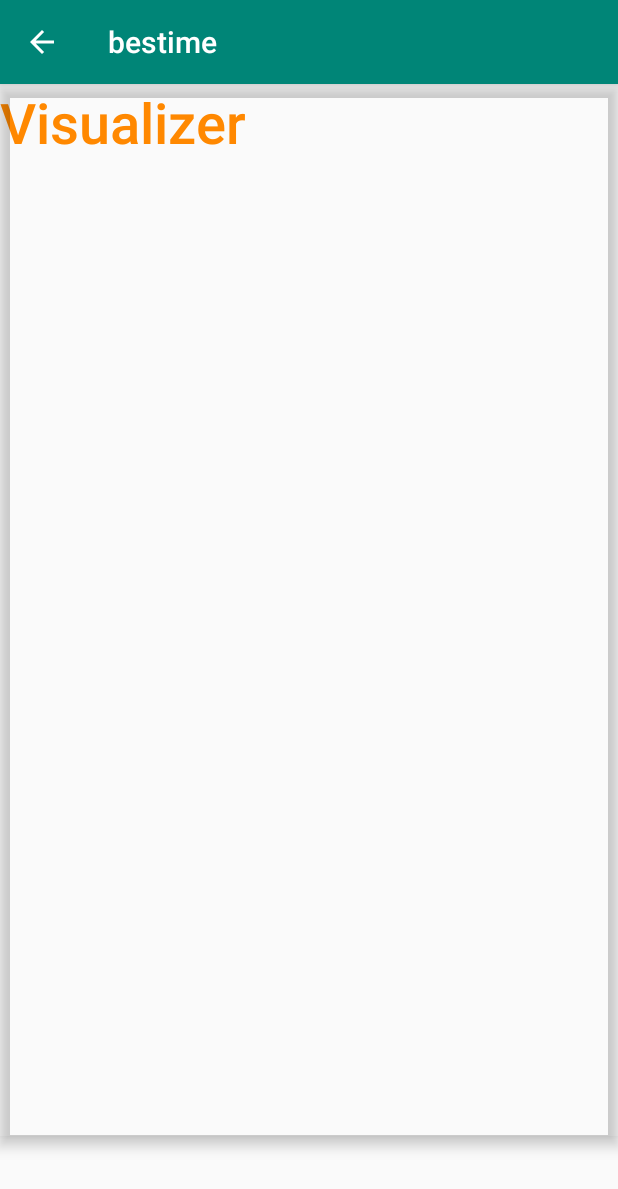
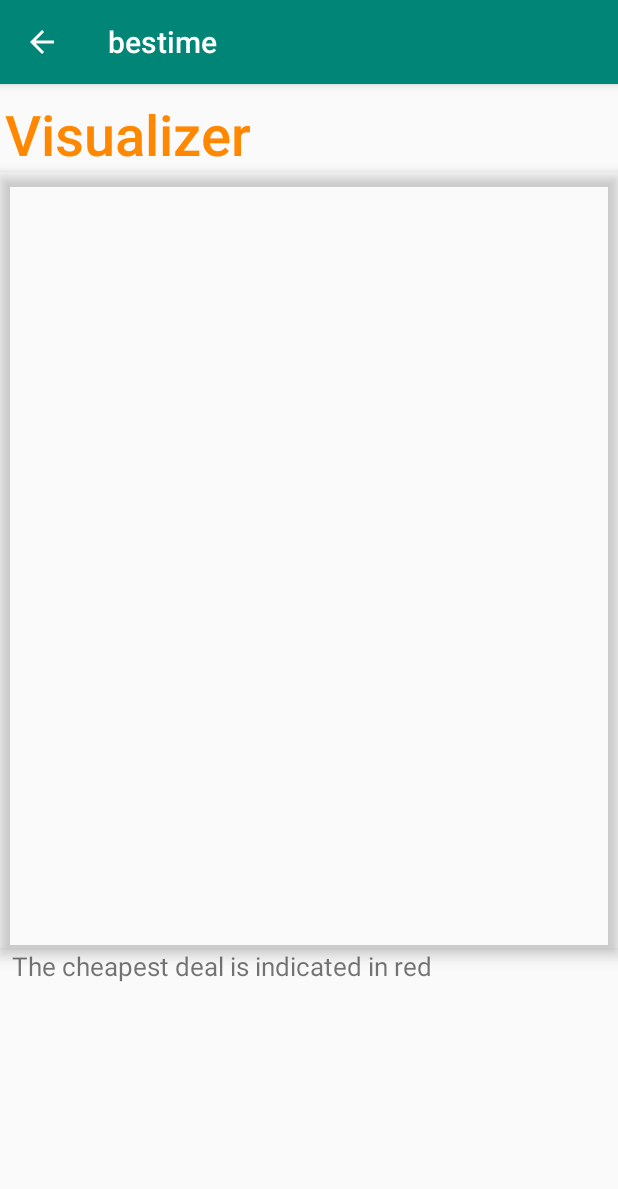
Before and after one commit to yoonK94/bestime, an Android app: the VisualizerActivity screen opened directly, with no data from a screen before it, on a phone screen of 412 x 824 dp. Shown: the top 1189 px of the screen. Run offline under Robolectric (Android 15) with nearby library versions, the phone set to English and light mode, and no system bars; 6 statements that could not run were skipped.

Commit message:
grouping tickets with same month function added

```diff
--- a/app/src/main/java/com/yoonkim/bestime/MainActivity.java
+++ b/app/src/main/java/com/yoonkim/bestime/MainActivity.java
@@ -417,15 +417,16 @@ public class MainActivity extends AppCompatActivity implements OnDbClickListener
         while(it.hasNext()){
             SavedTicket t = it.next();
             exist = false;
+            String YearMonth = t.getDate().substring(0, 7);
             for(int i = 0; i < tgList.size(); i++){
                 ticketGroup temp = tgList.get(i);
-                if(temp.getOrigin().equals(t.getOrigin()) && temp.getDestination().equals(t.getDestination())){
+                if(temp.getOrigin().equals(t.getOrigin()) && temp.getDestination().equals(t.getDestination()) && temp.getMonth().equals(YearMonth)){
                     temp.getTickets().add(t);
                     exist = true;
                 }
             }
             if(!exist){
-                ticketGroup tg = new ticketGroup(t.getOrigin(), t.getDestination());
+                ticketGroup tg = new ticketGroup(t.getOrigin(), t.getDestination(), YearMonth);
                 tg.getTickets().add(t);
                 tgList.add(tg);
             }
@@ -441,4 +442,5 @@ public class MainActivity extends AppCompatActivity implements OnDbClickListener
         db.putExtras(myData);
         context.startActivity(db);
     }
+
 }
--- a/app/src/main/java/com/yoonkim/bestime/Room/DatabaseActivity.java
+++ b/app/src/main/java/com/yoonkim/bestime/Room/DatabaseActivity.java
@@ -19,6 +19,7 @@ public class DatabaseActivity extends AppCompatActivity {
     RecyclerView recyclerView;
     ticketGroupAdapter adapter;
     List<SavedTicket> stList;
+    databaseAdapter parentAdapter;
 
 
     @Override
@@ -32,6 +33,7 @@ public class DatabaseActivity extends AppCompatActivity {
         stList = (List<SavedTicket>) bundle.getSerializable("tickets");
 
 
+
         recyclerView = (RecyclerView) findViewById(R.id.recycler_view_list_events);
         adapter = new ticketGroupAdapter(stList, getApplicationContext());
 
--- a/app/src/main/java/com/yoonkim/bestime/Room/databaseAdapter.java
+++ b/app/src/main/java/com/yoonkim/bestime/Room/databaseAdapter.java
@@ -46,11 +46,13 @@ public class databaseAdapter extends RecyclerView.Adapter<databaseAdapter.Databa
         TextView destinationTextView;
         TextView show;
         TextView manage;
+        TextView month;
 
         DatabaseViewHolder(View v) {
             super(v);
             originTextView = (TextView) v.findViewById(R.id.tv_origin);
             destinationTextView = (TextView) v.findViewById(R.id.tv_dest);
+            month = (TextView) v.findViewById(R.id.tv_detail);
             show = (TextView) v.findViewById(R.id.show);
             manage = (TextView) v.findViewById(R.id.manage);
 
@@ -85,6 +87,7 @@ public class databaseAdapter extends RecyclerView.Adapter<databaseAdapter.Databa
         holder.destinationTextView.setText(item.getDestination().toUpperCase());
         holder.show.setText(" Show ");
         holder.manage.setText(" Manage ");
+        holder.month.setText(item.getMonthToPrint());
 
 
         holder.show.setOnClickListener(new View.OnClickListener(){
--- a/app/src/main/java/com/yoonkim/bestime/Ticket/ticketGroupAdapter.java
+++ b/app/src/main/java/com/yoonkim/bestime/Ticket/ticketGroupAdapter.java
@@ -22,7 +22,7 @@ import java.util.List;
 public class ticketGroupAdapter extends RecyclerView.Adapter<ticketGroupAdapter.ticketGroupViewHolder>{
     private Context context;
     private List<SavedTicket> items;
-    private databaseAdapter.ClickListener mClickListener;
+    private ClickListener mClickListener;
     private List<databaseAdapter> adapters;
 
     public ticketGroupAdapter(List<SavedTicket> items, Context context) {
@@ -87,7 +87,7 @@ public class ticketGroupAdapter extends RecyclerView.Adapter<ticketGroupAdapter.
         return items.size();
     }
     // allows clicks events to be caught
-    void setClickListener(databaseAdapter.ClickListener itemClickListener) {
+    void setClickListener(ClickListener itemClickListener) {
         this.mClickListener = itemClickListener;
     }
     public interface ClickListener {
--- a/app/src/main/java/com/yoonkim/bestime/Visualizer/AlgorithmVisualizer.java
+++ b/app/src/main/java/com/yoonkim/bestime/Visualizer/AlgorithmVisualizer.java
@@ -27,7 +27,7 @@ public abstract class AlgorithmVisualizer extends View {
     @Override
     protected void onMeasure(int widthMeasureSpec, int heightMeasureSpec) {
         super.onMeasure(widthMeasureSpec, heightMeasureSpec);
-        setMeasuredDimension(getMeasuredWidth() , getMeasuredHeight() - 100);
+        setMeasuredDimension(getMeasuredWidth() , (int)(getMeasuredHeight() * 0.7));
     }
 
     public int getDimensionInPixel(int dp) {
--- a/app/src/main/java/com/yoonkim/bestime/Visualizer/SortingVisualizer.java
+++ b/app/src/main/java/com/yoonkim/bestime/Visualizer/SortingVisualizer.java
@@ -22,7 +22,7 @@ public class SortingVisualizer extends AlgorithmVisualizer {
     Paint textPaint;
     int[] array;
     String[] labels;
-    double zoom = 5000;
+    double zoom = 3000;
     int margins = 30;
 
     int highlightPositionOne = -1, highlightPositionTwo = -1;
--- a/app/src/main/java/com/yoonkim/bestime/Visualizer/VisualizerActivity.java
+++ b/app/src/main/java/com/yoonkim/bestime/Visualizer/VisualizerActivity.java
@@ -19,6 +19,7 @@ public class VisualizerActivity extends AppCompatActivity {
 
     AppBarLayout abl;
     TextView title;
+    TextView instruction;
     List<SavedTicket> stList;
 
     @Override
@@ -49,11 +50,12 @@ public class VisualizerActivity extends AppCompatActivity {
 
         title = (TextView) findViewById(R.id.dialog_title);
         abl = (AppBarLayout) findViewById(R.id.app_bar);
+        instruction = (TextView) findViewById(R.id.instructions);
 
         title.setText(text);
 
         SortingVisualizer visualizer = new SortingVisualizer(getApplicationContext());
-        visualizer.setZoom(5000);
+        visualizer.setZoom(1000);
         visualizer.setFontSize(15);
         int[] data = new int[stList.size()];
         String[] labels = new String[stList.size()];
--- a/app/src/main/res/layout/activity_visualize.xml
+++ b/app/src/main/res/layout/activity_visualize.xml
@@ -1,31 +1,23 @@
 <?xml version="1.0" encoding="utf-8"?>
-<android.support.constraint.ConstraintLayout xmlns:android="http://schemas.android.com/apk/res/android"
+<LinearLayout xmlns:android="http://schemas.android.com/apk/res/android"
     xmlns:tools="http://schemas.android.com/tools"
     android:layout_width="match_parent"
     android:layout_height="match_parent"
+    android:orientation="vertical"
     xmlns:app="http://schemas.android.com/apk/res-auto">
 
     <TextView
         android:id="@+id/dialog_title"
         android:layout_width="match_parent"
-        android:layout_height="49dp"
+        android:layout_height="wrap_content"
         android:layout_marginTop="8dp"
         android:fontFamily="sans-serif-medium"
+        android:layout_marginStart="3dp"
         android:text="Visualizer"
         android:textColor="@android:color/holo_orange_dark"
         android:textSize="37sp"
         android:textStyle="normal"/>
-<!--
-    <TextView
-        android:id="@+id/instructions"
-        android:layout_width="match_parent"
-        android:layout_height="wrap_content"
-        android:layout_marginTop="8dp"
-        android:layout_marginBottom="8dp"
-        android:gravity="left"
-        android:text="@string/instructions2"
-        android:textSize="17dp"
-        app:layout_constraintBottom_toTopOf="@id/app_bar"/>-->
+
 
     <android.support.design.widget.AppBarLayout
         android:id="@+id/app_bar"
@@ -38,4 +30,13 @@
         app:elevation="5dp">
 
     </android.support.design.widget.AppBarLayout>
-</android.support.constraint.ConstraintLayout>
+
+    <TextView
+        android:id="@+id/instructions"
+        android:layout_width="match_parent"
+        android:layout_height="wrap_content"
+        android:layout_marginStart="8dp"
+        android:gravity="left"
+        android:text="@string/instructions2"
+        android:textSize="17dp"/>
+</LinearLayout>
```
Also changed, not shown: app/src/main/java/com/yoonkim/bestime/Ticket/ticketGroup.java (+47 -1 lines), app/src/main/res/layout/list_item_savedticket.xml (+14 -0 lines).
